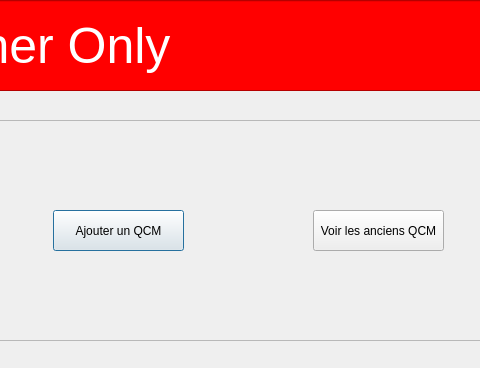
Qt form Projet_qcm (1)/qcm.ui (Danielkinkeu/QCM) before a commit; both pictures show x 127 to 607 and y 0 to 368 of the 754 by 368 pixel window.
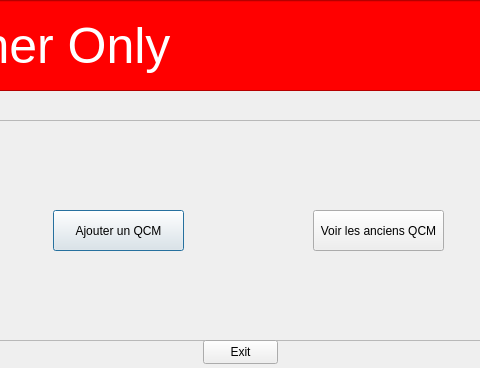
The same form after that commit.

Patch:
```diff
--- a/Projet_qcm (1)/qcm.ui
+++ b/Projet_qcm (1)/qcm.ui
@@ -81,6 +81,19 @@
     </property>
    </widget>
   </widget>
+  <widget class="QPushButton" name="pushButton">
+   <property name="geometry">
+    <rect>
+     <x>330</x>
+     <y>340</y>
+     <width>75</width>
+     <height>24</height>
+    </rect>
+   </property>
+   <property name="text">
+    <string>Exit</string>
+   </property>
+  </widget>
  </widget>
  <resources/>
  <connections/>
```
